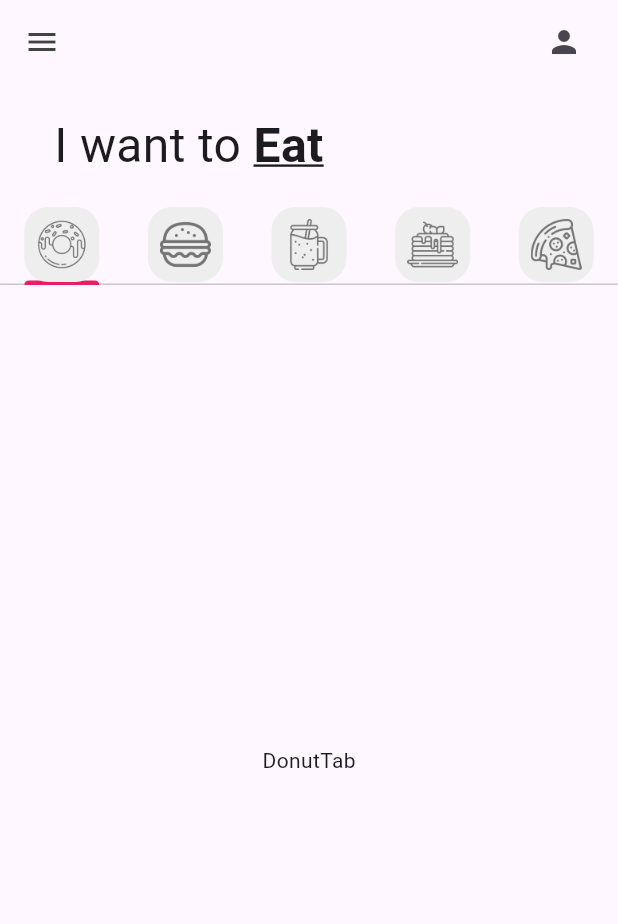
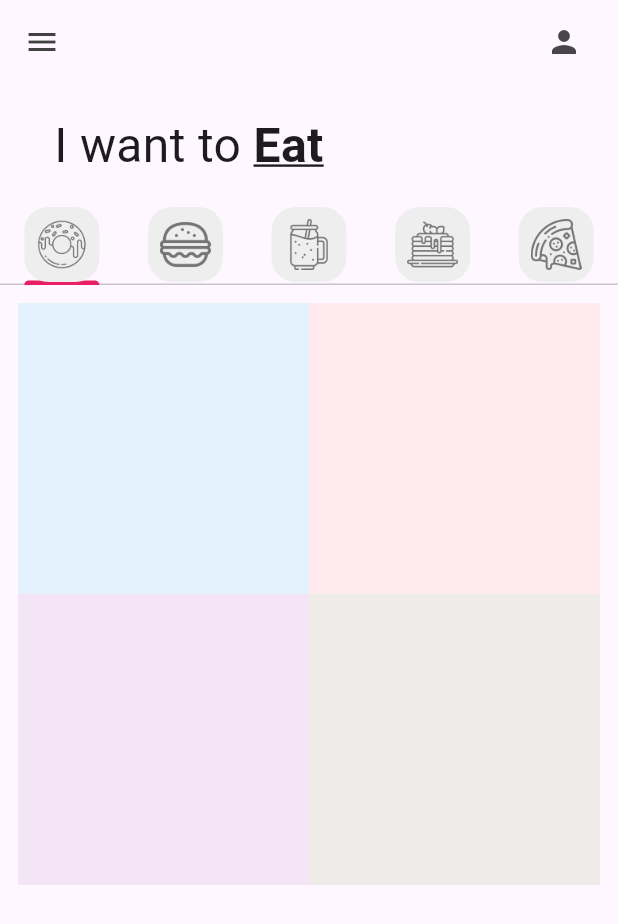
Before and after one commit to Yoselin07/donut_app_2a_camara, a Flutter app: the screen it shows after launch, on a phone screen of 412 x 824 dp. Shown: the top 924 px of the screen. Run offline on Flutter 3.47's test engine with Material 3 defaults, Android fonts, the phone set to English and light mode, and no system bars.

Commit message:
Starding GridView

```diff
--- a/lib/pages/home_page.dart
+++ b/lib/pages/home_page.dart
@@ -70,7 +70,7 @@
             //Tap bar (Pestañas)
             TabBar(tabs: myTabs),
             //Tab bar View (Contenido de pestañas)
-            const Expanded(
+            Expanded(
               child: TabBarView(
                 children: [
                 DonutTab(),
--- a/lib/taps/donut_tab.dart
+++ b/lib/taps/donut_tab.dart
@@ -1,12 +1,37 @@
+import 'package:donut_app_2a_camara/utils/donut_tile.dart';
 import 'package:flutter/material.dart';
 
 class DonutTab extends StatelessWidget {
-  const DonutTab({super.key});
+
+  //Lista de donas
+  final List donutsOnSale = [
+   // [ donutFlavor, donutPrice, donutColor, imageName ]
+   ["Ice Cream", "36", Colors.blue, "lib/images/icecream_donut.png"],
+   ["Strawberry", "45", Colors.red, "lib/images/strawberry_donut.png"],
+   ["Grape Ape", "84", Colors.purple, "lib/images/grape_donut.png"],
+   ["Choco", "95", Colors.brown, "lib/images/chocolate_donut.png"],
+  ];
+ DonutTab({super.key});
 
   @override
   Widget build(BuildContext context) {
-    return const Center(
-      child:  Text("DonutTab"),
+    return GridView.builder(
+      //Cuantos elementos tiene
+      itemCount: donutsOnSale.length,
+      padding: const EdgeInsets.all(12),
+      //Encaragdo de organizar la cuadrícula
+      gridDelegate: const SliverGridDelegateWithFixedCrossAxisCount(
+        //Determina número de columnas
+        crossAxisCount: 2),
+      itemBuilder: (context, index){
+        //Elemento individual de la cuadrícula
+        return DonutTile(
+          donutFlavor: donutsOnSale[index][0],
+          donutPrice: donutsOnSale[index][1],
+          donutColor: donutsOnSale[index][2],
+          imageName: donutsOnSale[index][3],
+        );
+      }
     );
   }
 }
--- /dev/null
+++ b/lib/utils/donut_tile.dart
@@ -0,0 +1,24 @@
+import 'package:flutter/material.dart';
+
+class DonutTile extends StatelessWidget {
+ final String donutFlavor;
+ final String donutPrice;
+ final dynamic donutColor;  //dynamic porque será de tipo Color y también usará []
+ final String imageName;
+
+ const DonutTile({
+   super.key,
+   required this.donutFlavor,
+   required this.donutPrice,
+   required this.donutColor,
+   required this.imageName,
+ });
+
+ @override
+ Widget build(BuildContext context) {
+   return Container(
+       decoration: BoxDecoration(
+     color: donutColor[50],
+   ));
+ }
+}
```
